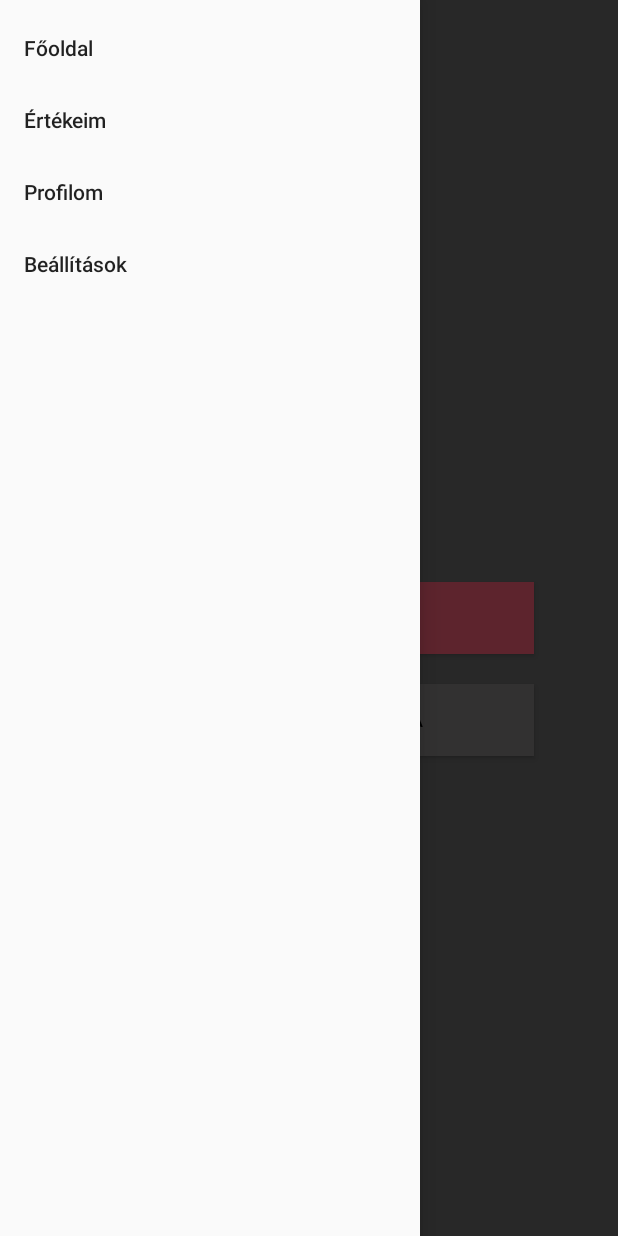
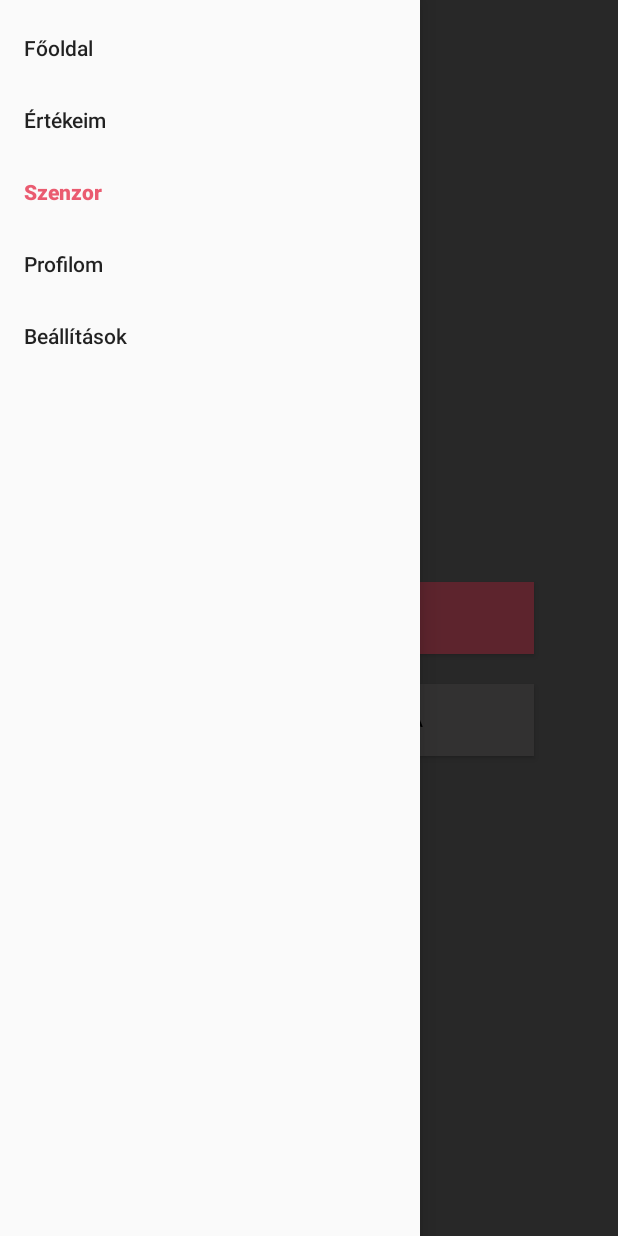
Before and after one commit to anna-ru/MyDiabKids, an Android app: the SensorFragment screen opened through its navigation route, with the side drawer open, on a phone screen of 412 x 824 dp. Run offline under Robolectric (Android 15) with nearby library versions, the phone set to English and light mode, and no system bars; our stand-ins replace navigation-ui; libraries missing offline, so code that uses them is left out: com.influxdb.client, com.influxdb.exceptions.

Commit message:
Writing to InfluxDB works SensorFragment added to menu

```diff
--- a/app/src/main/AndroidManifest.xml
+++ b/app/src/main/AndroidManifest.xml
@@ -4,6 +4,7 @@
 
     <uses-permission android:name="android.permission.CAMERA"/>
     <uses-permission android:name="android.permission.READ_EXTERNAL_STORAGE"/>
+    <uses-permission android:name="android.permission.INTERNET"/>
 
     <application
         android:allowBackup="true"
--- a/app/src/main/java/com/example/mydiabkids/glucosevalues/sensor/SensorFragment.java
+++ b/app/src/main/java/com/example/mydiabkids/glucosevalues/sensor/SensorFragment.java
@@ -38,13 +38,12 @@ public class SensorFragment extends Fragment {
     public void onViewCreated(@NonNull View view, @Nullable Bundle savedInstanceState) {
         super.onViewCreated(view, savedInstanceState);
 
-        //influxDB = new InfluxDB();
-        startBtn.setOnClickListener(new View.OnClickListener() {
-            @Override
-            public void onClick(View view) {
-                //influxDB.startSensor(context);
-                //Toast.makeText(context, "Szenzor start", Toast.LENGTH_SHORT).show();
-            }
+        influxDB = new InfluxDB(context);
+        startBtn.setOnClickListener(view1 -> {
+            influxDB.start();
+            Toast.makeText(context, "Szenzor start", Toast.LENGTH_SHORT).show();
         });
+
+
     }
 }
--- a/app/src/main/res/layout/fragment_main.xml
+++ b/app/src/main/res/layout/fragment_main.xml
@@ -161,6 +161,7 @@
         android:background="?colorPrimary"
         android:drawableRight="@drawable/bluetooth"
         android:drawableEnd="@drawable/bluetooth"
+        android:drawableTint="@color/black"
         android:padding="10dp"/>
 
 </RelativeLayout>
--- a/app/src/main/res/menu/menu.xml
+++ b/app/src/main/res/menu/menu.xml
@@ -8,6 +8,9 @@
             android:id="@+id/glucoseValuesFragment"
             android:title="Értékeim"/>
         <item
+            android:id="@+id/sensorFragment"
+            android:title="Szenzor"/>
+        <item
             android:id="@+id/profileFragment"
             android:title="Profilom"/>
         <item
```
Also changed, not shown: app/build.gradle (+5 -3 lines), app/src/main/java/com/example/mydiabkids/glucosevalues/sensor/InfluxDB.java (+18 -7 lines).
